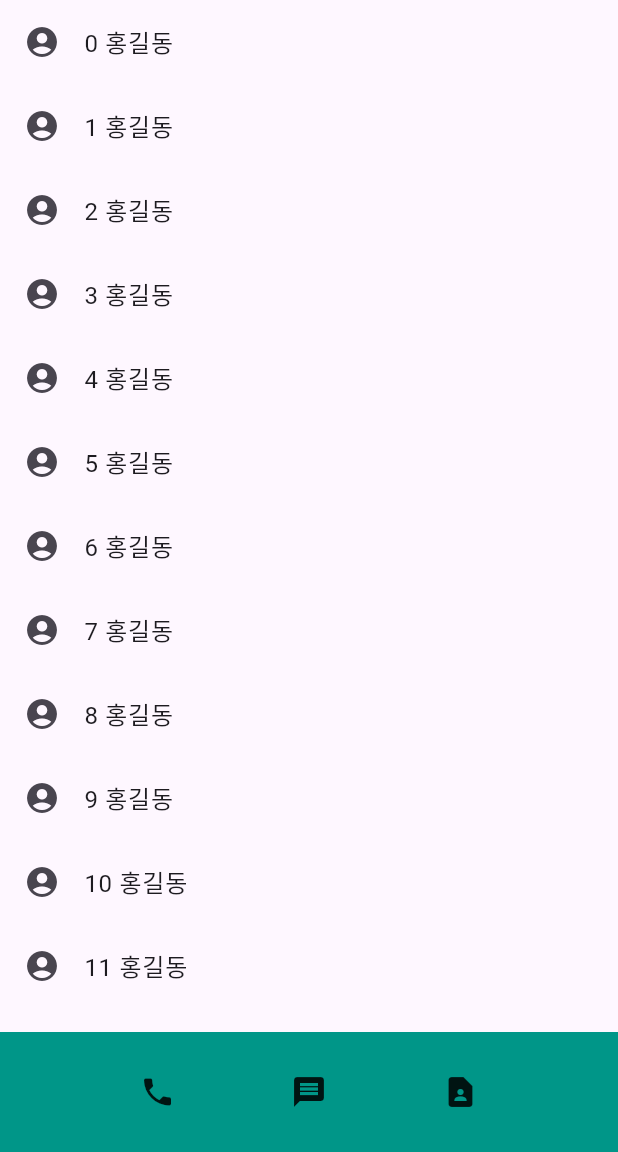
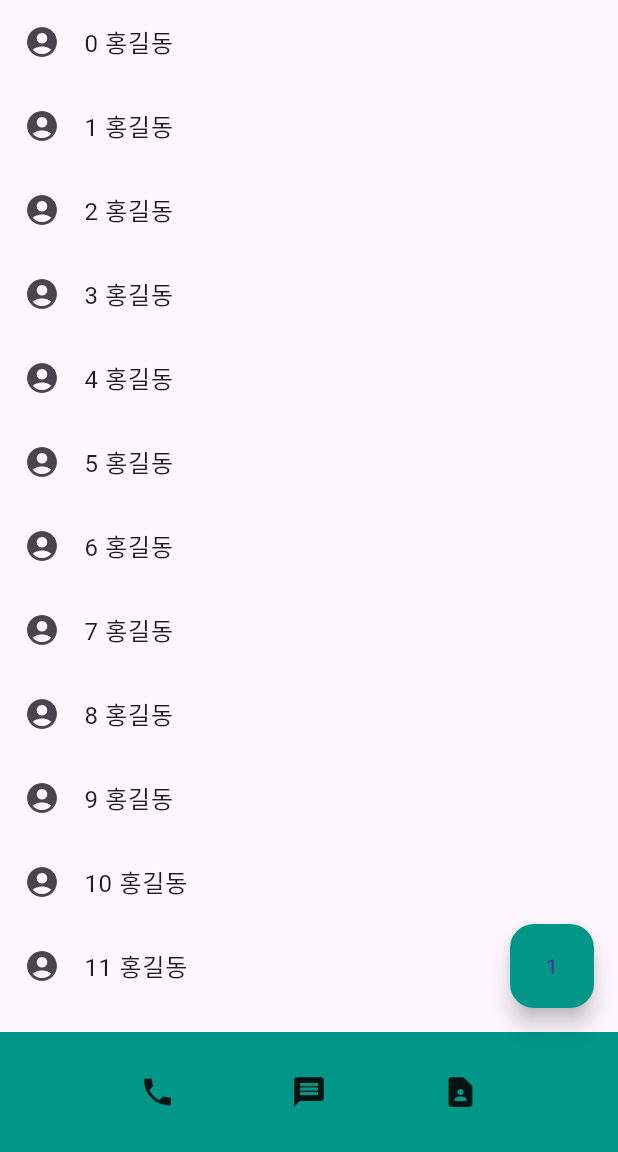
Before and after one commit to myungkeun02/flutter_practice, a Flutter app: the screen it shows after launch, on a phone screen of 412 x 824 dp, the part 84-1236 px from its top. Run offline on Flutter 3.47's test engine with Material 3 defaults, Android fonts, the phone set to English and light mode, and no system bars.

Commit message:
function button

```diff
--- a/lib/main.dart
+++ b/lib/main.dart
@@ -1,16 +1,27 @@
 import 'package:flutter/material.dart';
 
 void main() {
-  runApp(const MyApp());
+  runApp(MyApp());
 }
 
 class MyApp extends StatelessWidget {
-  const MyApp({super.key});
+  MyApp({super.key});
+
+  var a = 1;
+
   @override
   Widget build(BuildContext context) {
 
     return MaterialApp(
       home: Scaffold(
+        floatingActionButton: FloatingActionButton(
+          onPressed: () {
+            a++;
+            print(a);
+          },
+          child: Text(a.toString()),
+          backgroundColor: Colors.teal,
+        ),
         appBar: AppBar(
           title: Text("contact"),
           backgroundColor: Colors.teal,
```
